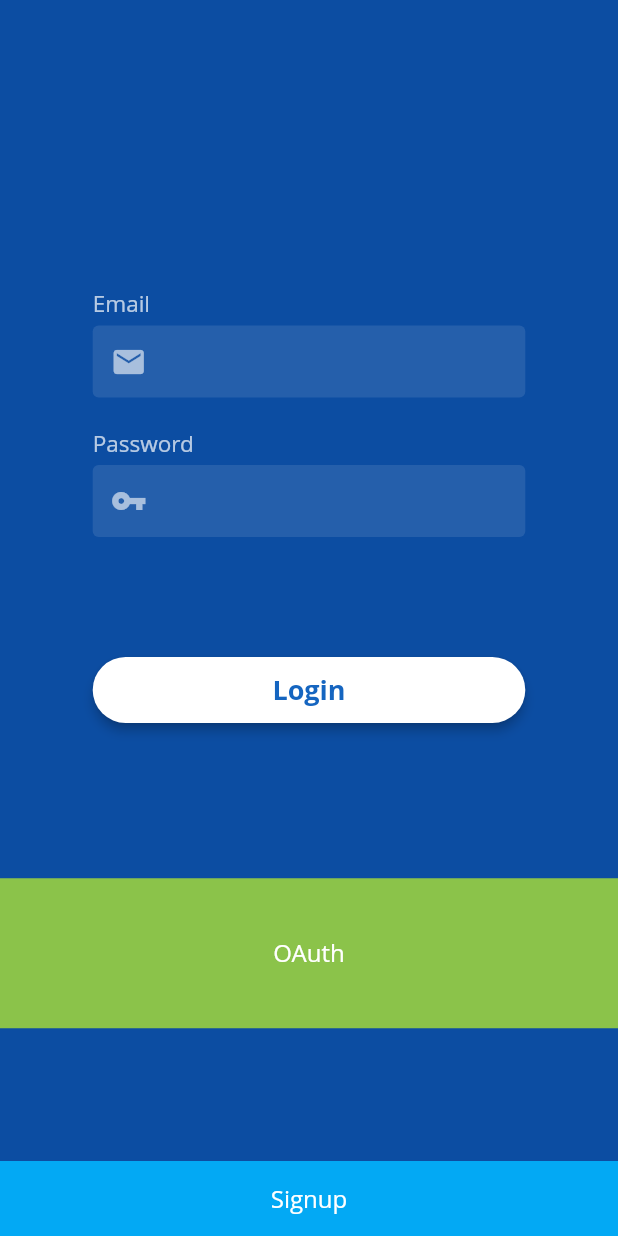
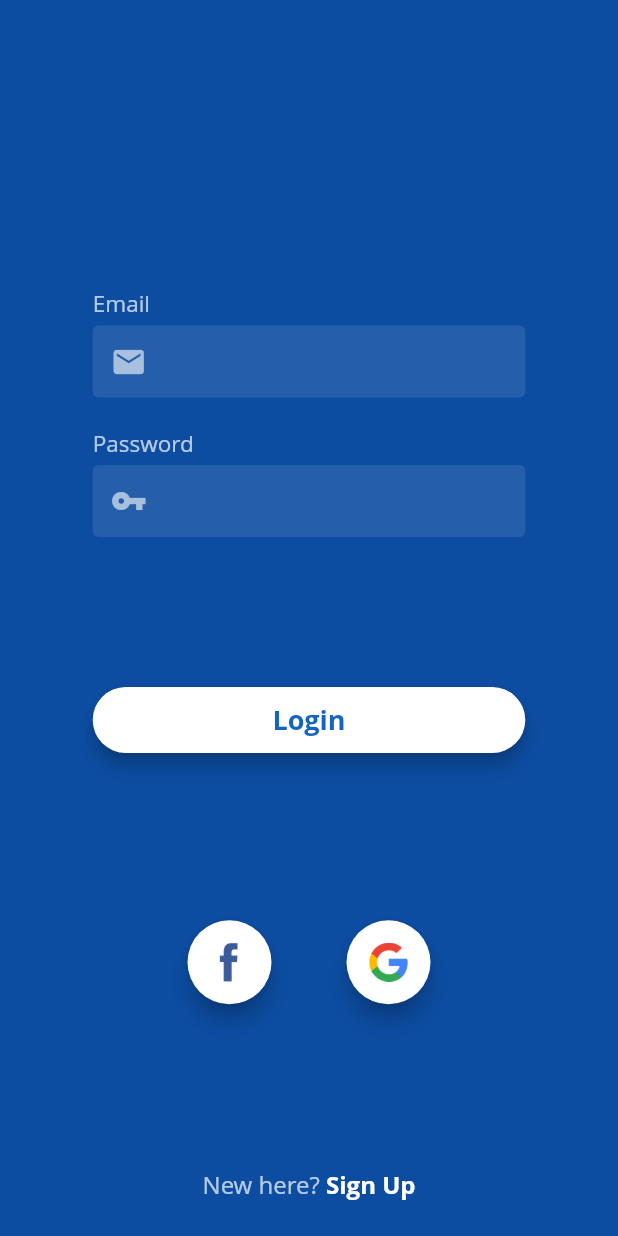
Before and after one commit to top2429/Justclass, a Flutter app: the screen it shows after launch, on a phone screen of 412 x 824 dp. Run offline on Flutter 3.47's test engine with Material 2 defaults, Android fonts, the phone set to English and light mode, and no system bars.

Commit message:
added signup mode to auth screen

```diff
--- a/lib/screens/auth_screen.dart
+++ b/lib/screens/auth_screen.dart
@@ -1,10 +1,13 @@
 import 'package:flutter/cupertino.dart';
 import 'package:flutter/material.dart';
 import 'package:justclass/widgets/email_auth_form.dart';
-import 'package:justclass/widgets/test_box.dart';
+import 'package:justclass/widgets/oauth_row.dart';
+import 'package:justclass/widgets/sign_button.dart';
 
 class AuthScreen extends StatelessWidget {
   static final routeName = "/auth";
+  final formKey = GlobalKey<EmailAuthFormState>();
+  final signKey = GlobalKey();
 
   @override
   Widget build(BuildContext context) {
@@ -19,19 +22,21 @@ class AuthScreen extends StatelessWidget {
                 mainAxisAlignment: MainAxisAlignment.end,
                 children: <Widget>[
                   Spacer(flex: 2),
-                  EmailAuthForm(),
+                  EmailAuthForm(key: formKey),
                   Spacer(),
-                  TestBox(height: 100, color: Colors.lightGreen, title: "OAuth"),
+                  OAuthRow(),
                   Spacer(),
-                  TestBox(height: 50, color: Colors.lightBlue, title: "Signup"),
+                  SignButton(formKey, key: signKey),
                 ],
               )
             : SingleChildScrollView(
                 child: Column(
                   children: <Widget>[
-                    TestBox(height: 50, color: Colors.lightBlue, title: "Signup"),
-                    EmailAuthForm(),
-                    TestBox(height: 100, color: Colors.lightGreen, title: "OAuth"),
+                    SignButton(formKey, key: signKey),
+                    EmailAuthForm(key: formKey),
+                    const SizedBox(height: 20),
+                    OAuthRow(),
+                    const SizedBox(height: 20),
                   ],
                 ),
               ),
--- a/lib/widgets/email_auth_form.dart
+++ b/lib/widgets/email_auth_form.dart
@@ -4,21 +4,54 @@ class EmailAuthForm extends StatefulWidget {
   EmailAuthForm({Key key}) : super(key: key);
 
   @override
-  _EmailAuthFormState createState() => _EmailAuthFormState();
+  EmailAuthFormState createState() => EmailAuthFormState();
 }
 
-class _EmailAuthFormState extends State<EmailAuthForm> {
+class EmailAuthFormState extends State<EmailAuthForm> with SingleTickerProviderStateMixin {
+  bool isLogin = true;
+
   final _passwordFocusNode = FocusNode();
+  final _confirmFocusNode = FocusNode();
   final _emailController = TextEditingController();
   final _passwordController = TextEditingController();
+  final _confirmController = TextEditingController();
 
   bool _emptyEmail = true;
   bool _emptyPassword = true;
+  bool _emptyConfirm = true;
+
+  AnimationController _controller;
+  Animation<double> _sizeAnim;
+
+  @override
+  void initState() {
+    _controller = AnimationController(duration: const Duration(milliseconds: 200), vsync: this);
+    _sizeAnim = Tween<double>(begin: 0, end: 1).animate(_controller);
+
+    super.initState();
+  }
 
   @override
   void dispose() {
     _passwordFocusNode.dispose();
+    _controller.dispose();
     super.dispose();
+  }
+
+  void toSignUpMode() {
+    _controller.forward().then((_) {
+      setState(() {
+        isLogin = false;
+      });
+    });
+  }
+
+  void toLoginMode() {
+    _controller.reverse().then((_) {
+      setState(() {
+        isLogin = true;
+      });
+    });
   }
 
   @override
@@ -26,8 +59,7 @@ class _EmailAuthFormState extends State<EmailAuthForm> {
     final orientation = MediaQuery.of(context).orientation;
     final width = MediaQuery.of(context).size.width;
 
-    return IntrinsicWidth(
-      child: Padding(
+    return Padding(
       padding: const EdgeInsets.all(15),
       child: SizedBox(
         width: (orientation == Orientation.portrait) ? width * 0.7 : width * 0.6,
@@ -38,10 +70,11 @@ class _EmailAuthFormState extends State<EmailAuthForm> {
               ..._buildEmailInput(),
               const SizedBox(height: 20),
               ..._buildPasswordInput(),
+              const SizedBox(height: 20),
+              _buildConfirmInput(),
               const SizedBox(height: 80),
               _buildLoginButton(),
             ],
-            ),
           ),
         ),
       ),
@@ -54,14 +87,14 @@ class _EmailAuthFormState extends State<EmailAuthForm> {
       width: double.infinity,
       child: RaisedButton(
         child: Text(
-          "Login",
+          isLogin ? "Login" : "Sign Up",
           style: TextStyle(
             fontSize: 18,
             fontWeight: FontWeight.bold,
             color: Colors.blue[800],
           ),
         ),
-        elevation: 3,
+        elevation: 5,
         color: Colors.white,
         shape: RoundedRectangleBorder(
           borderRadius: BorderRadius.circular(22),
@@ -127,7 +160,7 @@ class _EmailAuthFormState extends State<EmailAuthForm> {
         obscureText: true,
         cursorColor: Colors.white70,
         style: const TextStyle(color: Colors.white70, fontSize: 17),
-        textInputAction: TextInputAction.done,
+        textInputAction: (isLogin) ? TextInputAction.done : TextInputAction.next,
         decoration: InputDecoration(
           filled: true,
           fillColor: Colors.white.withOpacity(0.1),
@@ -159,6 +192,7 @@ class _EmailAuthFormState extends State<EmailAuthForm> {
         ),
         focusNode: _passwordFocusNode,
         controller: _passwordController,
+        onEditingComplete: () => FocusScope.of(context).requestFocus(_confirmFocusNode),
         onChanged: (val) {
           if (val.length > 1) return;
           setState(() => _emptyPassword = val.isEmpty);
@@ -166,4 +200,58 @@ class _EmailAuthFormState extends State<EmailAuthForm> {
       ),
     ];
   }
+
+  Widget _buildConfirmInput() {
+    return SizeTransition(
+      sizeFactor: _sizeAnim,
+      child: Column(
+        crossAxisAlignment: CrossAxisAlignment.start,
+        children: <Widget>[
+          const Text("Confirm", style: TextStyle(color: Colors.white70, fontSize: 15)),
+          const SizedBox(height: 5),
+          TextFormField(
+            obscureText: true,
+            cursorColor: Colors.white70,
+            style: const TextStyle(color: Colors.white70, fontSize: 17),
+            textInputAction: TextInputAction.done,
+            decoration: InputDecoration(
+              filled: true,
+              fillColor: Colors.white.withOpacity(0.1),
+              contentPadding: const EdgeInsets.all(0),
+              enabledBorder: const OutlineInputBorder(
+                borderSide: BorderSide(color: Colors.transparent),
+              ),
+              focusedBorder: const OutlineInputBorder(
+                borderSide: BorderSide(color: Colors.white70),
+              ),
+              focusedErrorBorder: const OutlineInputBorder(
+                borderSide: BorderSide(color: Colors.amberAccent),
+              ),
+              errorBorder: OutlineInputBorder(
+                borderSide: BorderSide(color: Colors.amber[700]),
+              ),
+              prefixIcon: const Icon(Icons.beenhere, color: Colors.white60),
+              suffixIcon: (_emptyConfirm)
+                  ? const SizedBox(width: 0)
+                  : GestureDetector(
+                      child: const Icon(Icons.cancel, color: Colors.white54),
+                      onTap: () {
+                        _confirmController.text = "";
+                        setState(() => _emptyConfirm = true);
+                      },
+                    ),
+              errorStyle: const TextStyle(color: Colors.amberAccent, fontSize: 14),
+              errorText: null,
+            ),
+            focusNode: _confirmFocusNode,
+            controller: _confirmController,
+            onChanged: (val) {
+              if (val.length > 1) return;
+              setState(() => _emptyConfirm = val.isEmpty);
+            },
+          ),
+        ],
+      ),
+    );
   }
+}
--- a/lib/widgets/oauth_row.dart
+++ b/lib/widgets/oauth_row.dart
@@ -3,10 +3,30 @@ import 'package:flutter/material.dart';
 class OAuthRow extends StatelessWidget {
   @override
   Widget build(BuildContext context) {
-    return Row(
-      children: <Widget>[
-
-      ],
+    return Padding(
+      padding: const EdgeInsets.all(8),
+      child: Row(
+        mainAxisAlignment: MainAxisAlignment.center,
+        children: <Widget>[
+          FloatingActionButton(
+            backgroundColor: Colors.white,
+            child: Padding(
+              padding: const EdgeInsets.all(15),
+              child: Image.asset("assets/images/logo-fb.png", fit: BoxFit.contain),
+            ),
+            onPressed: () {},
+          ),
+          const SizedBox(width: 50),
+          FloatingActionButton(
+            backgroundColor: Colors.white,
+            child: Padding(
+              padding: const EdgeInsets.all(15),
+              child: Image.asset("assets/images/logo-gg.png", fit: BoxFit.contain),
+            ),
+            onPressed: () {},
+          ),
+        ],
+      ),
     );
   }
 }
--- /dev/null
+++ b/lib/widgets/sign_button.dart
@@ -0,0 +1,42 @@
+import 'package:flutter/material.dart';
+import 'package:justclass/widgets/email_auth_form.dart';
+
+class SignButton extends StatefulWidget {
+  final GlobalKey formKey;
+
+  SignButton(this.formKey, {Key key}) : super(key: key);
+
+  @override
+  _SignButtonState createState() => _SignButtonState();
+}
+
+class _SignButtonState extends State<SignButton> {
+  bool isLogin = true;
+
+  @override
+  Widget build(BuildContext context) {
+    return Padding(
+      padding: const EdgeInsets.only(bottom: 10),
+      child: FlatButton(
+        onPressed: () {
+          final state = widget.formKey.currentState as EmailAuthFormState;
+          isLogin ? state.toSignUpMode() : state.toLoginMode();
+          setState(() => isLogin = !isLogin);
+        },
+        child: Row(
+          mainAxisSize: MainAxisSize.min,
+          children: <Widget>[
+            Text(
+              isLogin ? "New here? " : "Already have an account? ",
+              style: TextStyle(fontSize: 16, color: Colors.white70),
+            ),
+            Text(
+              isLogin ? "Sign Up" : "Log In",
+              style: TextStyle(fontWeight: FontWeight.bold, fontSize: 16, color: Colors.white),
+            ),
+          ],
+        ),
+      ),
+    );
+  }
+}
--- a/pubspec.yaml
+++ b/pubspec.yaml
@@ -41,9 +41,9 @@ flutter:
   uses-material-design: true
 
   # To add assets to your application, add an assets section, like this:
-  # assets:
-  #  - images/a_dot_burr.jpeg
-  #  - images/a_dot_ham.jpeg
+  assets:
+    - assets/images/logo-gg.png
+    - assets/images/logo-fb.png
 
   # An image asset can refer to one or more resolution-specific "variants", see
   # https://flutter.dev/assets-and-images/#resolution-aware.
```
Also changed, not shown: assets/images/logo-fb.png (added), assets/images/logo-gg.png (added). Lines whose indentation alone changed are shown as unchanged.
